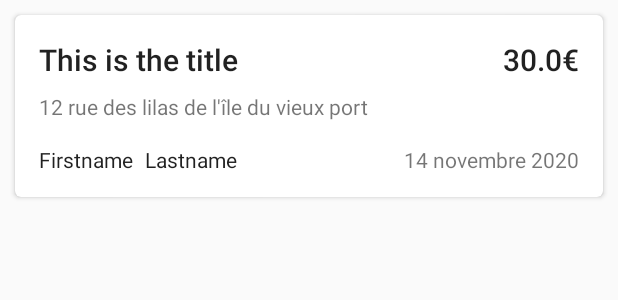
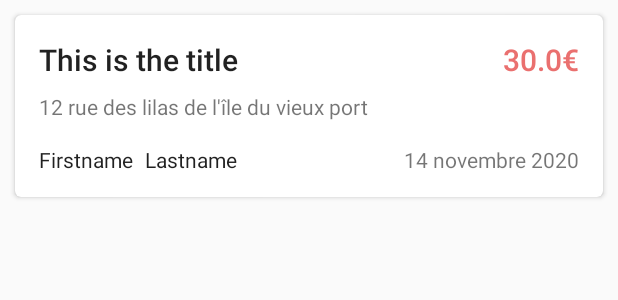
Before and after one commit to kelvinhado/Stootie, an Android app: the layout list_item_stooties.xml on its own in the app's theme, with its tools: preview values and no code run, on a phone screen of 412 x 824 dp. Shown: the top 300 px of the screen. Run offline under Robolectric (Android 15) with nearby library versions, the phone set to English and light mode, and no system bars.

Commit message:
change color theme

```diff
--- a/app/src/main/res/layout/list_item_stooties.xml
+++ b/app/src/main/res/layout/list_item_stooties.xml
@@ -17,17 +17,17 @@
             android:layout_width="0dp"
             android:layout_height="wrap_content"
             android:layout_marginLeft="16dp"
+            android:layout_marginRight="16dp"
             android:layout_marginStart="16dp"
             android:layout_marginTop="16dp"
             android:ellipsize="end"
             android:maxLines="1"
             android:textAppearance="@style/TextAppearance.AppCompat.Title"
+            app:layout_constraintHorizontal_bias="0.0"
             app:layout_constraintLeft_toLeftOf="parent"
+            app:layout_constraintRight_toLeftOf="@+id/tv_item_price"
             app:layout_constraintTop_toTopOf="parent"
-            tools:text="This is the title"
-            app:layout_constraintRight_toLeftOf="@+id/tv_item_price"
-            android:layout_marginRight="16dp"
-            app:layout_constraintHorizontal_bias="0.0" />
+            tools:text="This is the title" />
 
         <TextView
             android:id="@+id/tv_item_user_firstname"
@@ -61,6 +61,7 @@
             android:layout_marginEnd="16dp"
             android:layout_marginRight="16dp"
             android:textAppearance="@style/TextAppearance.AppCompat.Title"
+            android:textColor="@color/colorPrimary"
             app:layout_constraintBaseline_toBaselineOf="@+id/tv_item_title"
             app:layout_constraintRight_toRightOf="parent"
             tools:text="30.0€" />
@@ -81,10 +82,10 @@
             android:id="@+id/tv_item_date"
             android:layout_width="wrap_content"
             android:layout_height="wrap_content"
+            android:layout_marginEnd="16dp"
             android:layout_marginRight="16dp"
             app:layout_constraintBaseline_toBaselineOf="@+id/tv_item_user_firstname"
             app:layout_constraintRight_toRightOf="parent"
-            tools:text="14 novembre 2020"
-            android:layout_marginEnd="16dp" />
+            tools:text="14 novembre 2020" />
     </android.support.constraint.ConstraintLayout>
 </android.support.v7.widget.CardView>
--- a/app/src/main/res/values/colors.xml
+++ b/app/src/main/res/values/colors.xml
@@ -1,6 +1,6 @@
 <?xml version="1.0" encoding="utf-8"?>
 <resources>
-    <color name="colorPrimary">#3F51B5</color>
-    <color name="colorPrimaryDark">#303F9F</color>
-    <color name="colorAccent">#FF4081</color>
+    <color name="colorPrimary">#ea706f</color>
+    <color name="colorPrimaryDark">#EE312F</color>
+    <color name="colorAccent">#000000</color>
 </resources>
```
